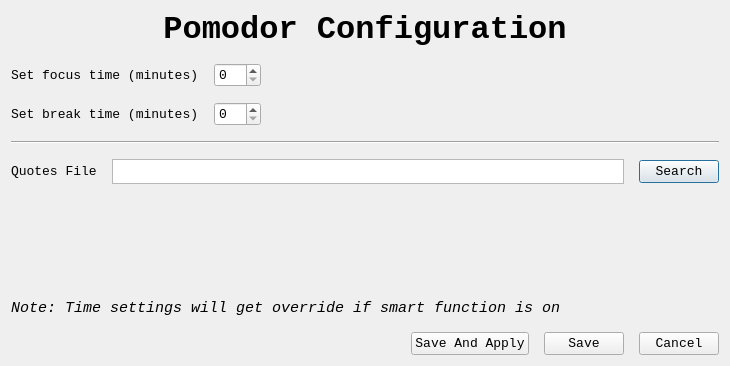
The window that ui/pomodor_config_ui.ui (carlosfelgarcia/PomodoTimer) describes before a commit, drawn with Qt 5.
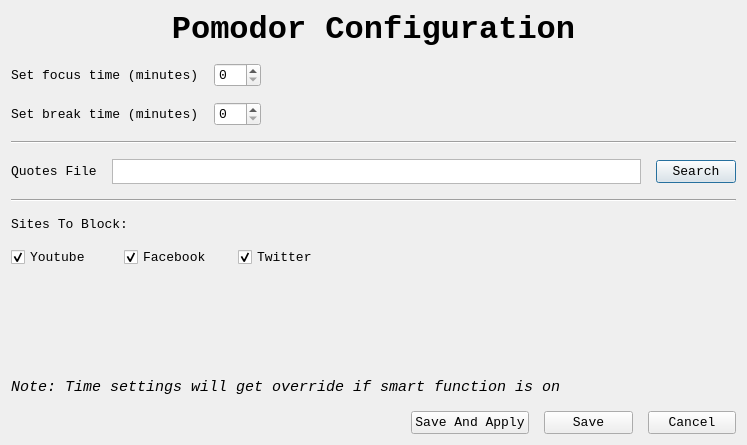
The same window after the commit.

Commit message: Set the sites to block through the settings dialog.

The edit to the form file:
```diff
--- a/ui/pomodor_config_ui.ui
+++ b/ui/pomodor_config_ui.ui
@@ -6,8 +6,8 @@
    <rect>
     <x>0</x>
     <y>0</y>
-    <width>720</width>
-    <height>364</height>
+    <width>747</width>
+    <height>438</height>
    </rect>
   </property>
   <property name="font">
@@ -116,6 +116,79 @@
        </item>
       </layout>
      </item>
+     <item>
+      <widget class="Line" name="line_2">
+       <property name="orientation">
+        <enum>Qt::Horizontal</enum>
+       </property>
+      </widget>
+     </item>
+     <item>
+      <widget class="QLabel" name="label_6">
+       <property name="sizePolicy">
+        <sizepolicy hsizetype="Minimum" vsizetype="Maximum">
+         <horstretch>0</horstretch>
+         <verstretch>0</verstretch>
+        </sizepolicy>
+       </property>
+       <property name="text">
+        <string>Sites To Block:</string>
+       </property>
+      </widget>
+     </item>
+     <item>
+      <layout class="QGridLayout" name="gridLayout_4">
+       <item row="0" column="0">
+        <widget class="QCheckBox" name="youtube_cbx">
+         <property name="text">
+          <string>Youtube</string>
+         </property>
+         <property name="checked">
+          <bool>true</bool>
+         </property>
+         <property name="tristate">
+          <bool>false</bool>
+         </property>
+        </widget>
+       </item>
+       <item row="0" column="1">
+        <widget class="QCheckBox" name="facebook_cbx">
+         <property name="text">
+          <string>Facebook</string>
+         </property>
+         <property name="checked">
+          <bool>true</bool>
+         </property>
+        </widget>
+       </item>
+       <item row="0" column="2">
+        <widget class="QCheckBox" name="twitter_cbx">
+         <property name="text">
+          <string>Twitter</string>
+         </property>
+         <property name="checked">
+          <bool>true</bool>
+         </property>
+        </widget>
+       </item>
+       <item row="0" column="3">
+        <spacer name="horizontalSpacer_3">
+         <property name="orientation">
+          <enum>Qt::Horizontal</enum>
+         </property>
+         <property name="sizeType">
+          <enum>QSizePolicy::Fixed</enum>
+         </property>
+         <property name="sizeHint" stdset="0">
+          <size>
+           <width>400</width>
+           <height>20</height>
+          </size>
+         </property>
+        </spacer>
+       </item>
+      </layout>
+     </item>
      <item>
       <spacer name="verticalSpacer">
        <property name="orientation">
@@ -127,7 +200,7 @@
        <property name="sizeHint" stdset="0">
         <size>
          <width>20</width>
-         <height>100</height>
+         <height>95</height>
         </size>
        </property>
       </spacer>
```
The commit also changes 7 other files.
